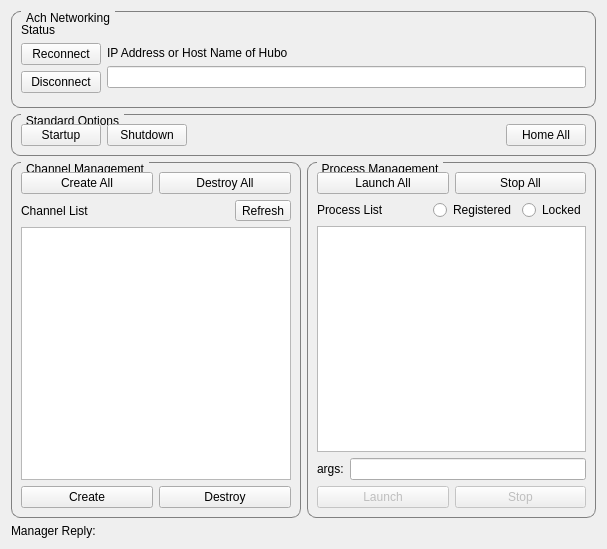
The window that HuboQt/ui/ManagerWidget.ui (golems/HuboCan) describes before a commit, drawn with Qt 5.
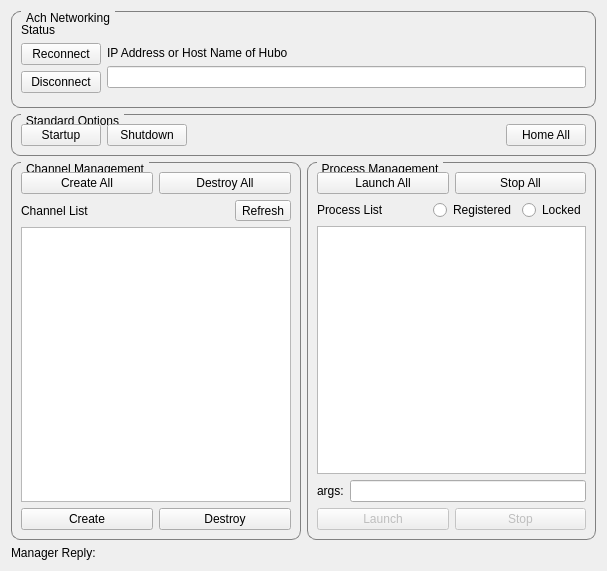
The same window after the commit.

Commit message: known segfault at huboqt_window exit -- need to fix

```diff
--- a/HuboQt/ui/ManagerWidget.ui
+++ b/HuboQt/ui/ManagerWidget.ui
@@ -7,7 +7,7 @@
     <x>0</x>
     <y>0</y>
     <width>607</width>
-    <height>549</height>
+    <height>571</height>
    </rect>
   </property>
   <property name="sizePolicy">
```
Left out of the diff: 4 changed lines with no effect on the pictures. The commit also changes 2 other files.
